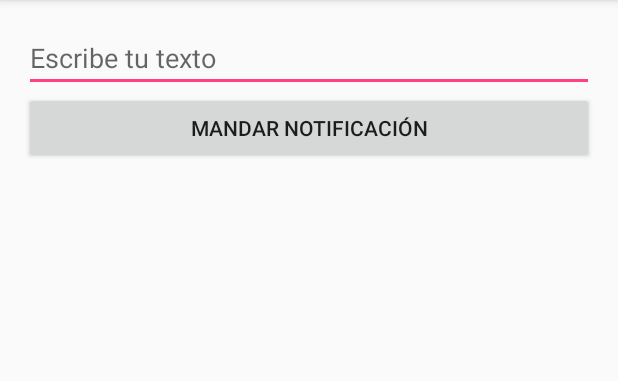
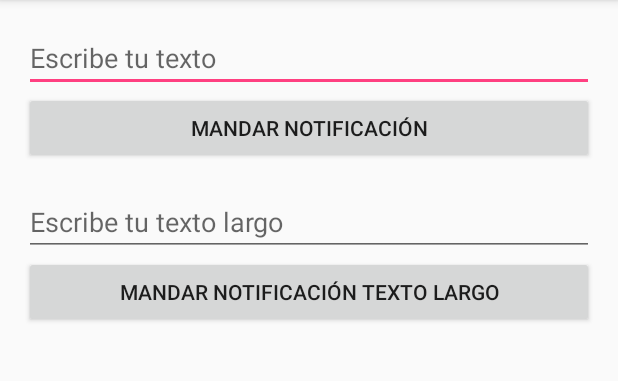
Before and after one commit to OmarCT/AndroidWear, an Android app: the screen it shows after launch (MainActivity), on a phone screen of 412 x 824 dp, the part 84-465 px from its top. Run offline under Robolectric (Android 15) with nearby library versions, the phone set to English and light mode, and no system bars.

Commit message:
Generando notificacion con texto largo

```diff
--- a/MiAppWeareable/mobile/src/main/res/layout/activity_main.xml
+++ b/MiAppWeareable/mobile/src/main/res/layout/activity_main.xml
@@ -1,5 +1,5 @@
 <?xml version="1.0" encoding="utf-8"?>
-<RelativeLayout xmlns:android="http://schemas.android.com/apk/res/android"
+<LinearLayout xmlns:android="http://schemas.android.com/apk/res/android"
     xmlns:tools="http://schemas.android.com/tools"
     android:layout_width="match_parent"
     android:layout_height="match_parent"
@@ -7,6 +7,7 @@
     android:paddingLeft="@dimen/activity_horizontal_margin"
     android:paddingRight="@dimen/activity_horizontal_margin"
     android:paddingTop="@dimen/activity_vertical_margin"
+    android:orientation="vertical"
     tools:context="com.anncode.miappweareable.MainActivity">
 
     <EditText
@@ -20,9 +21,28 @@
         android:id="@+id/btnNotificacion"
         android:layout_width="match_parent"
         android:layout_height="wrap_content"
-        android:layout_below="@+id/edtTextoNotificacion"
         android:text="@string/texto_boton"
         android:onClick="enviarNotificacion"
         />
 
-</RelativeLayout>
+    <EditText
+        android:id="@+id/edtTextoNotificacionTextoCompleto"
+        android:layout_width="match_parent"
+        android:layout_height="wrap_content"
+        android:hint="@string/texto_input_texto_completo"
+        android:inputType="textMultiLine"
+        android:ems="10"
+        android:layout_marginTop="@dimen/activity_vertical_margin"
+        />
+
+    <Button
+        android:id="@+id/btnNotificacionTextoCompleto"
+        android:layout_width="match_parent"
+        android:layout_height="wrap_content"
+        android:text="@string/texto_boton_texto_completo"
+        android:onClick="enviarNotificacionTextoLargo"
+        />
+
+
+
+</LinearLayout>
--- a/MiAppWeareable/mobile/src/main/res/values/strings.xml
+++ b/MiAppWeareable/mobile/src/main/res/values/strings.xml
@@ -2,6 +2,10 @@
     <string name="app_name">MiAppWeareable</string>
     <string name="texto_input">Escribe tu texto</string>
     <string name="texto_boton">Mandar notificación</string>
+    <string name="texto_input_texto_completo">Escribe tu texto largo</string>
+    <string name="texto_boton_texto_completo">Mandar notificación texto largo</string>
     <string name="mensaje_generico">Sin mensaje</string>
     <string name="titulo_notificacion">Mensaje</string>
+    <string name="titulo_texto_largo">Titulo Texto Largo</string>
+    <string name="resumen_texto_largo">Mi texto largo</string>
 </resources>
```
Also changed, not shown: MiAppWeareable/mobile/src/main/java/com/anncode/miappweareable/MainActivity.java (+28 -0 lines).
